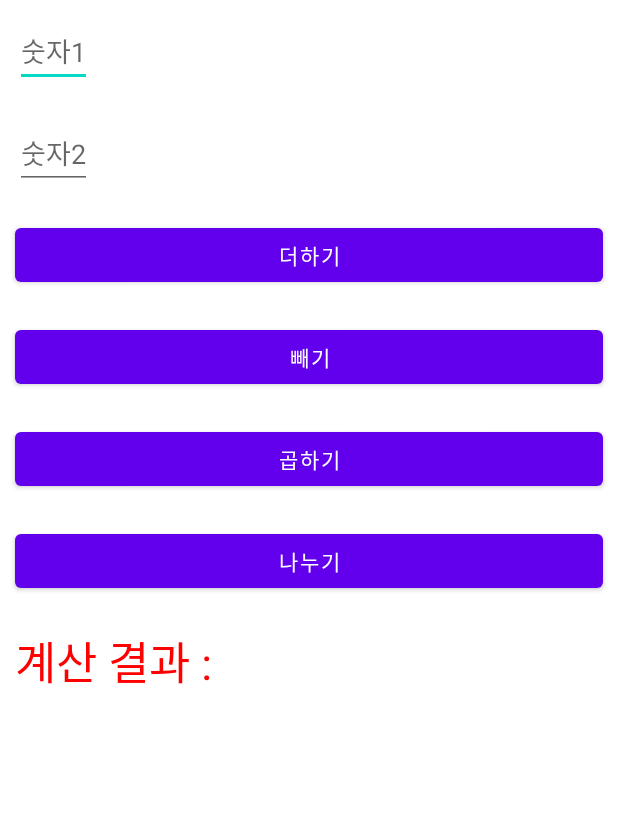
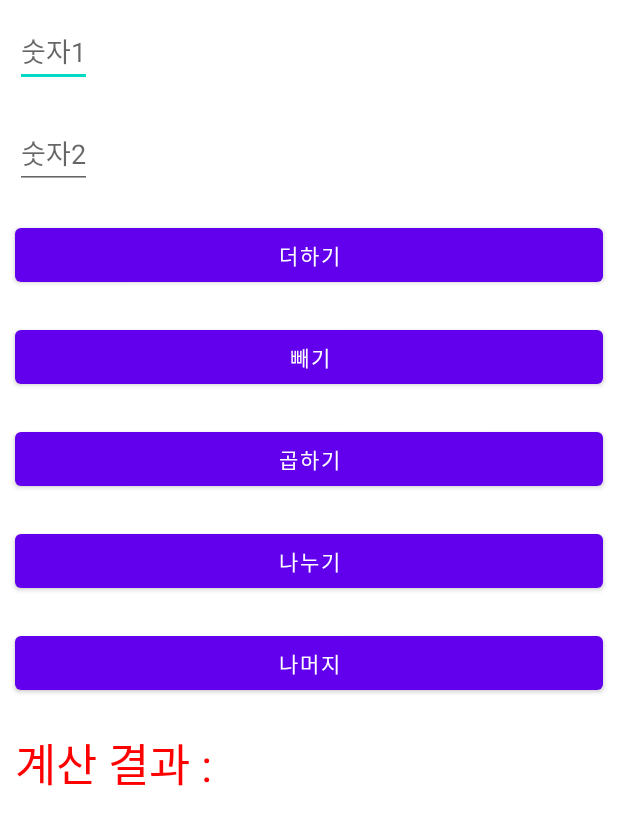
Before and after one commit to ricerich/ch04_calculation, an Android app: the layout activity_main.xml on its own in the app's theme, with its tools: preview values and no code run, on a phone screen of 412 x 824 dp. Shown: the top 825 px of the screen. Run offline under Robolectric (Android 15) with nearby library versions, the phone set to English and light mode, and no system bars.

Commit message:
4장 계산기 문제 풀이

```diff
--- a/app/src/main/res/layout/activity_main.xml
+++ b/app/src/main/res/layout/activity_main.xml
@@ -47,6 +47,13 @@
         android:layout_margin="10dp"
         android:text="나누기" />
 
+    <Button
+        android:id="@+id/BtnMod"
+        android:layout_width="match_parent"
+        android:layout_height="wrap_content"
+        android:layout_margin="10dp"
+        android:text="나머지" />
+
     <TextView
         android:id="@+id/TextResult"
         android:layout_width="wrap_content"
```
Also changed, not shown: app/src/main/java/com/example/ch04_calculation/MainActivity.java (+72 -9 lines).
